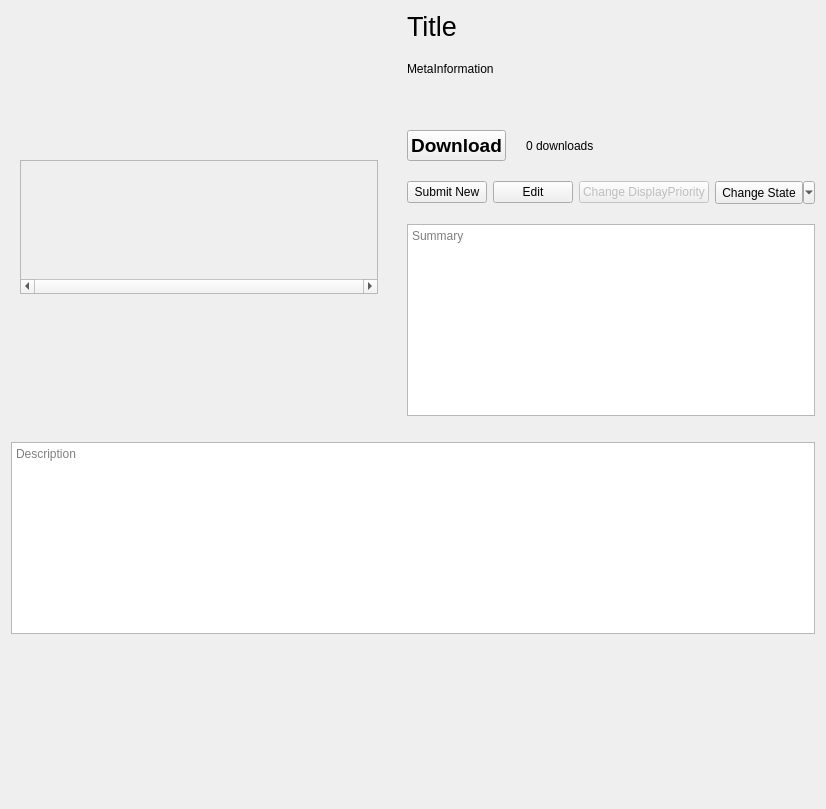
Above: BaseClient/Source/PageContentContentWidget.ui from WorksAhead/Base before the change. Below: the same form after it.
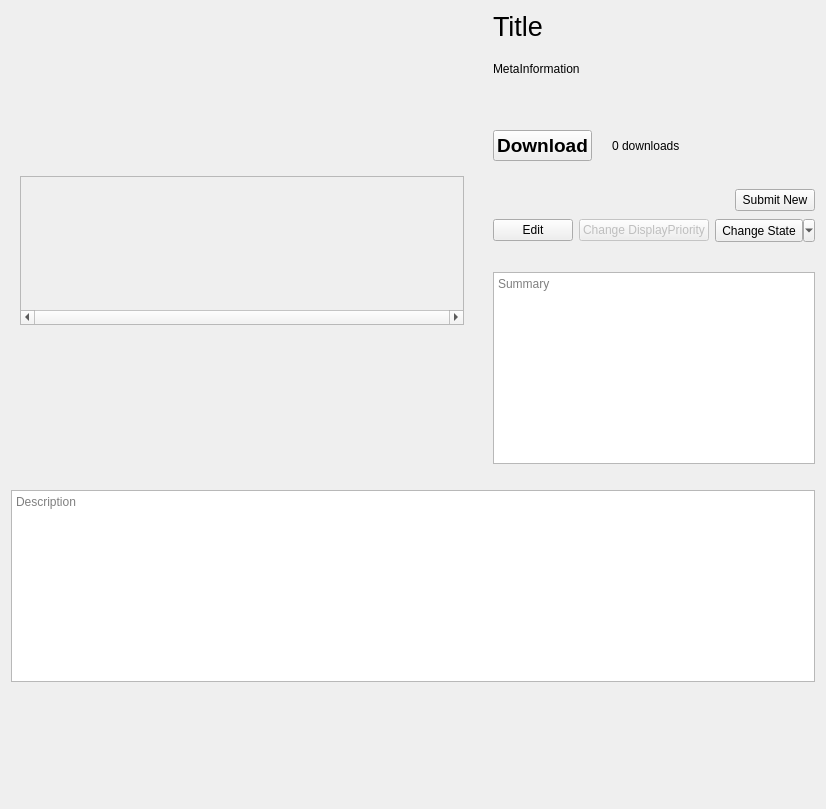
That is the form after the change. Custom widgets are drawn as their Qt base class.

Commit message: 内容页面管理界面按钮布局微调。

The edit to the form file:
```diff
--- a/BaseClient/Source/PageContentContentWidget.ui
+++ b/BaseClient/Source/PageContentContentWidget.ui
@@ -47,8 +47,8 @@
             <rect>
              <x>0</x>
              <y>0</y>
-             <width>347</width>
-             <height>118</height>
+             <width>426</width>
+             <height>134</height>
             </rect>
            </property>
           </widget>
@@ -194,7 +194,22 @@
        </item>
        <item>
         <widget class="QWidget" name="manageWidget" native="true">
-         <layout class="QHBoxLayout" name="horizontalLayout_7">
+         <property name="sizePolicy">
+          <sizepolicy hsizetype="Preferred" vsizetype="Preferred">
+           <horstretch>0</horstretch>
+           <verstretch>0</verstretch>
+          </sizepolicy>
+         </property>
+         <property name="minimumSize">
+          <size>
+           <width>0</width>
+           <height>71</height>
+          </size>
+         </property>
+         <layout class="QVBoxLayout" name="verticalLayout_2">
+          <property name="spacing">
+           <number>0</number>
+          </property>
           <property name="leftMargin">
            <number>0</number>
           </property>
@@ -207,6 +222,8 @@
           <property name="bottomMargin">
            <number>0</number>
           </property>
+          <item>
+           <layout class="QHBoxLayout" name="horizontalLayout_2">
           <item>
            <spacer name="horizontalSpacer">
             <property name="orientation">
@@ -227,6 +244,26 @@
             </property>
            </widget>
           </item>
+           </layout>
+          </item>
+          <item>
+           <layout class="QHBoxLayout" name="horizontalLayout">
+            <property name="spacing">
+             <number>6</number>
+            </property>
+            <item>
+             <spacer name="horizontalSpacer_2">
+              <property name="orientation">
+               <enum>Qt::Horizontal</enum>
+              </property>
+              <property name="sizeHint" stdset="0">
+               <size>
+                <width>40</width>
+                <height>20</height>
+               </size>
+              </property>
+             </spacer>
+            </item>
           <item>
            <widget class="QPushButton" name="editButton">
             <property name="text">
@@ -259,6 +296,8 @@
              <enum>QToolButton::MenuButtonPopup</enum>
             </property>
            </widget>
+            </item>
+           </layout>
           </item>
          </layout>
         </widget>
```
Lines whose indentation alone changed are shown as unchanged. The commit also changes 1 other file.
